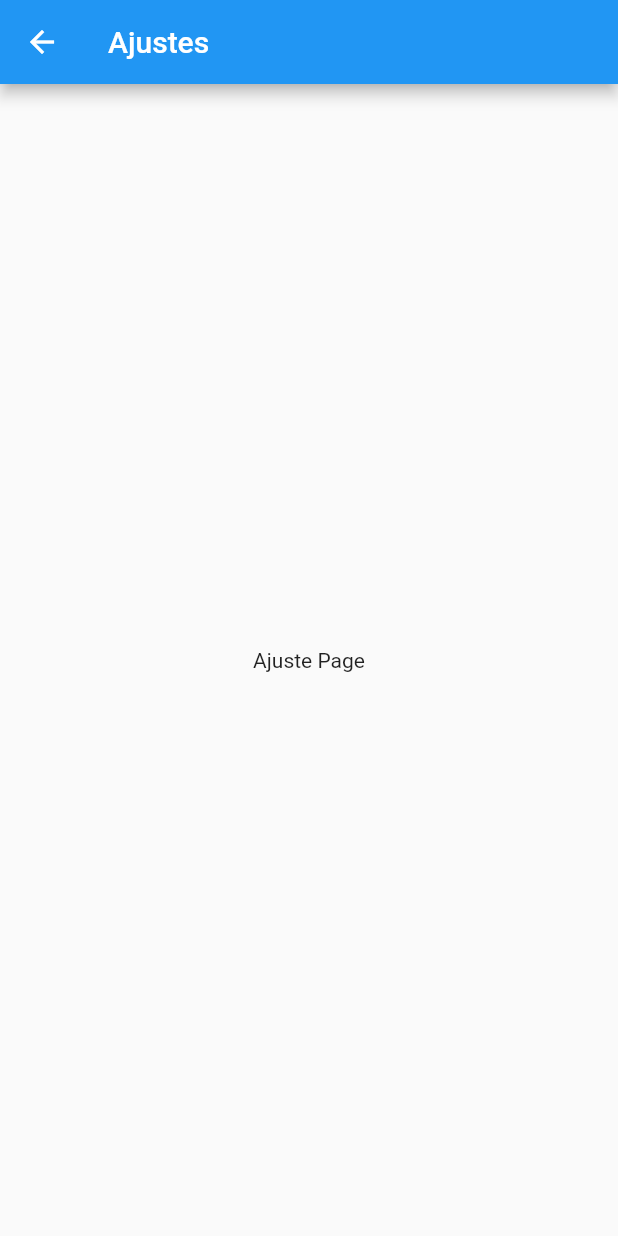
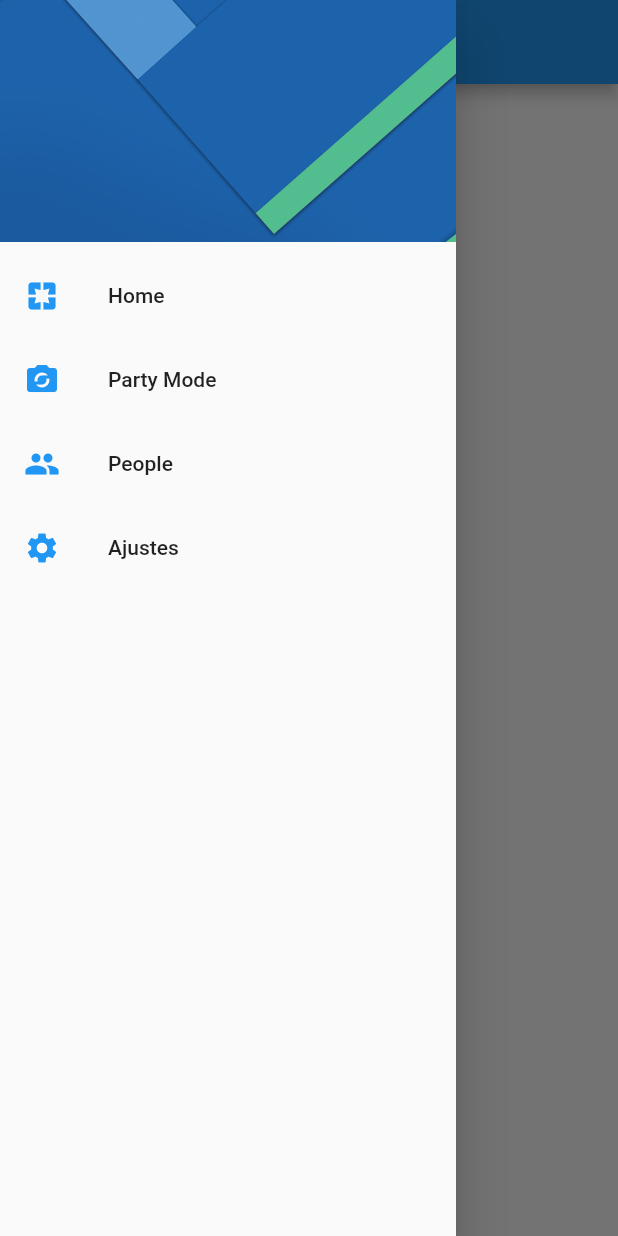
Before and after one commit to efraindrummer/Flutter-PreferenciasUsuarios, a Flutter app: the SettingsPage screen opened by its route, with the side drawer open (before the commit the screen has no drawer), on a phone screen of 412 x 824 dp. Run offline on Flutter 3.47's test engine with Material 2 defaults, Android fonts, the phone set to English and light mode, and no system bars.

Commit message:
creacion del widget independiente para el drawer del menu de la aplciacion

```diff
--- a/lib/src/pages/settings_page.dart
+++ b/lib/src/pages/settings_page.dart
@@ -1,4 +1,5 @@
 import 'package:flutter/material.dart';
+import 'package:preferenciasusuarioapp/src/widgets/menu_widget.dart';
 
 class SettingsPage extends StatelessWidget {
 
@@ -10,6 +11,7 @@ class SettingsPage extends StatelessWidget {
       appBar: AppBar(
         title: Text('Ajustes'),
       ),
+      drawer: MenuWidget(),
       body: Center(
         child: Text('Ajuste Page'),
       )
--- /dev/null
+++ b/lib/src/widgets/menu_widget.dart
@@ -0,0 +1,48 @@
+import 'package:flutter/material.dart';
+import 'package:preferenciasusuarioapp/src/pages/home_page.dart';
+import 'package:preferenciasusuarioapp/src/pages/settings_page.dart';
+
+class MenuWidget extends StatelessWidget {
+
+  @override
+  Widget build(BuildContext context) {
+    return Drawer(
+      child: ListView(
+        padding: EdgeInsets.zero,
+        children: <Widget>[
+          DrawerHeader(
+            child: Container(),
+            decoration: BoxDecoration(
+              image: DecorationImage(
+                image: AssetImage('assets/menu-img.jpg'),
+                fit: BoxFit.cover
+              )
+            ),
+          ),
+          ListTile(
+            leading: Icon(Icons.pages, color: Colors.blue),
+            title: Text('Home'),
+            onTap: () => Navigator.pushReplacementNamed(context, HomePage.routeName),
+          ),
+          ListTile(
+            leading: Icon(Icons.party_mode, color: Colors.blue),
+            title: Text('Party Mode'),
+            onTap: (){},
+          ),
+          ListTile(
+            leading: Icon(Icons.people, color: Colors.blue),
+            title: Text('People'),
+            onTap: (){},
+          ),
+          ListTile(
+            leading: Icon(Icons.settings, color: Colors.blue),
+            title: Text('Ajustes'),
+            onTap: () {
+              Navigator.pushReplacementNamed(context, SettingsPage.routeName);
+            }
+          ),
+        ],
+      ),
+    );
+  }
+}
```
Also changed, not shown: lib/src/pages/home_page.dart (+2 -44 lines).
